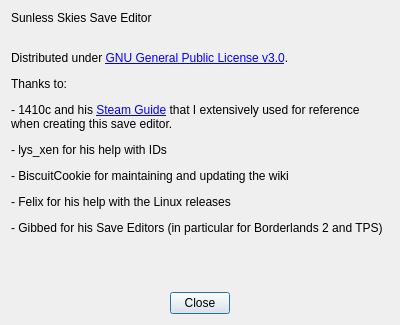
Before: the Qt Designer form Qt Designer UI/about_window.ui in n0stalghia/Sunless_Skies_Save_Editor, drawn with Qt 5.
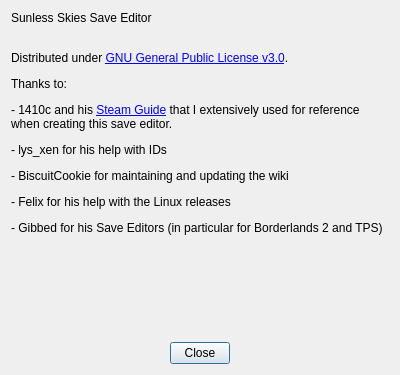
After: the same form once the commit is applied.

Commit message: About Window: increased width to account for macOS GUI Possessions Tab: typo fixes

The edit to the form file:
```diff
--- a/Qt Designer UI/about_window.ui
+++ b/Qt Designer UI/about_window.ui
@@ -7,7 +7,7 @@
     <x>0</x>
     <y>0</y>
     <width>400</width>
-    <height>325</height>
+    <height>375</height>
    </rect>
   </property>
   <property name="windowTitle">
```
The commit also changes 1 other file.
